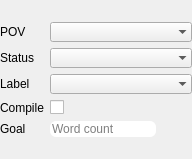
Before: the Qt Designer form src/ui/views/propertiesView_ui.ui in olivierkes/manuskript, drawn with Qt 5.
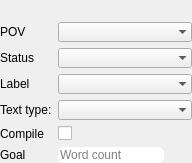
After: the same form once the commit is applied. Custom widgets are drawn as their Qt base class.

Commit message: Adds different text types, and trying to avoid multiple connections

The edit to the form file:
```diff
--- a/src/ui/views/propertiesView_ui.ui
+++ b/src/ui/views/propertiesView_ui.ui
@@ -105,28 +105,28 @@
            </property>
           </widget>
          </item>
-         <item row="3" column="0">
+         <item row="5" column="0">
           <widget class="QLabel" name="lblCompile">
            <property name="text">
             <string>Compile</string>
            </property>
           </widget>
          </item>
-         <item row="3" column="1">
+         <item row="5" column="1">
           <widget class="chkOutlineCompile" name="chkCompile">
            <property name="text">
             <string/>
            </property>
           </widget>
          </item>
-         <item row="4" column="0">
+         <item row="6" column="0">
           <widget class="QLabel" name="lblGoal">
            <property name="text">
             <string>Goal</string>
            </property>
           </widget>
          </item>
-         <item row="4" column="1">
+         <item row="6" column="1">
           <widget class="lineEditView" name="txtGoal">
            <property name="sizePolicy">
             <sizepolicy hsizetype="Fixed" vsizetype="Fixed">
@@ -148,6 +148,26 @@
            </property>
           </widget>
          </item>
+         <item row="3" column="0">
+          <widget class="QLabel" name="lblLabel_2">
+           <property name="text">
+            <string>Text type:</string>
+           </property>
+          </widget>
+         </item>
+         <item row="3" column="1">
+          <widget class="cmbOutlineTypeChoser" name="cmbType">
+           <property name="sizePolicy">
+            <sizepolicy hsizetype="Expanding" vsizetype="Fixed">
+             <horstretch>0</horstretch>
+             <verstretch>0</verstretch>
+            </sizepolicy>
+           </property>
+           <property name="frame">
+            <bool>false</bool>
+           </property>
+          </widget>
+         </item>
         </layout>
        </item>
       </layout>
@@ -274,6 +294,11 @@
   </layout>
  </widget>
  <customwidgets>
+  <customwidget>
+   <class>lineEditView</class>
+   <extends>QLineEdit</extends>
+   <header>ui.views.lineEditView.h</header>
+  </customwidget>
   <customwidget>
    <class>cmbOutlinePersoChoser</class>
    <extends>QComboBox</extends>
@@ -295,9 +320,9 @@
    <header>ui.views.cmbOutlineLabelChoser.h</header>
   </customwidget>
   <customwidget>
-   <class>lineEditView</class>
-   <extends>QLineEdit</extends>
-   <header>ui.views.lineEditView.h</header>
+   <class>cmbOutlineTypeChoser</class>
+   <extends>QComboBox</extends>
+   <header>ui.views.cmbOutlineTypeChoser.h</header>
   </customwidget>
  </customwidgets>
  <resources/>
```
The commit also changes 16 other files.
